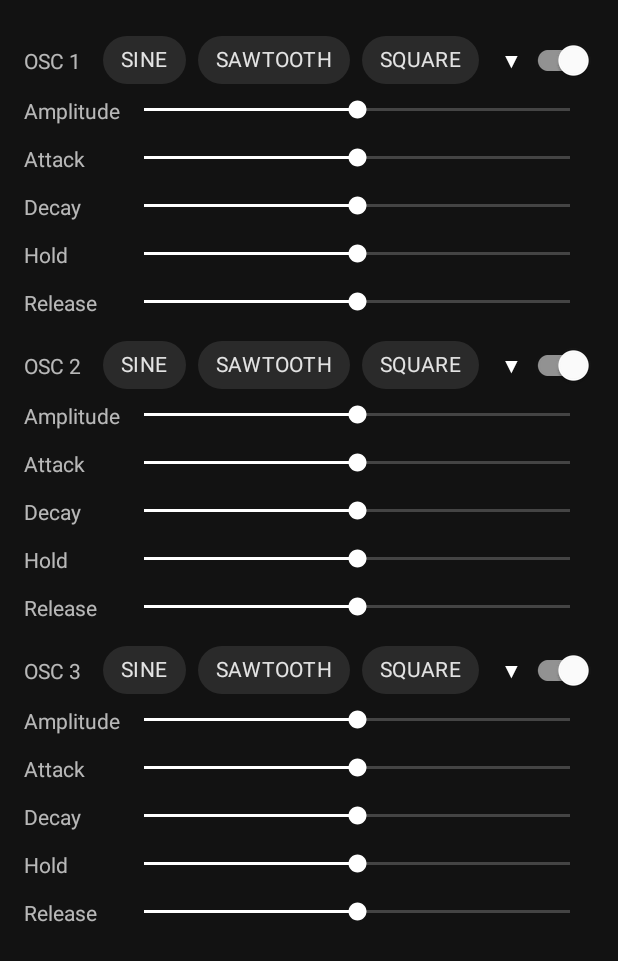
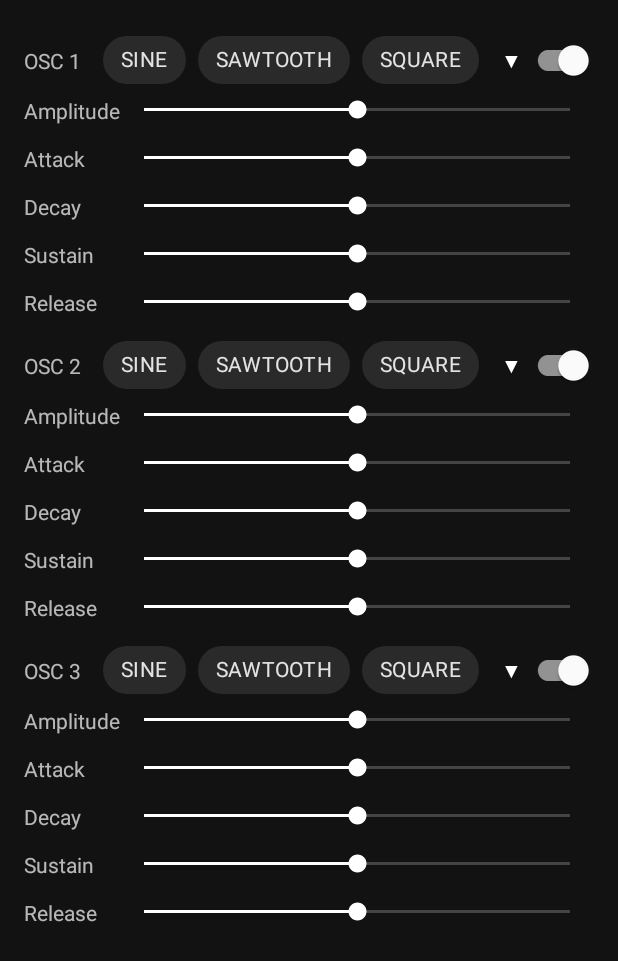
Before and after one commit to kplich/sensor-instrument, an Android app: the layout activity_main.xml on its own in the app's theme, with its tools: preview values and no code run, on a phone screen of 412 x 824 dp. Shown: the top 961 px of the screen. Run offline under Robolectric (Android 15) with nearby library versions, the phone set to English and light mode, and no system bars.

Commit message:
fix: change hold to sustain

```diff
--- a/app/src/main/res/layout/activity_main.xml
+++ b/app/src/main/res/layout/activity_main.xml
@@ -43,15 +43,15 @@
                 android:progress="50"
                 app:layout_constraintEnd_toEndOf="parent"
                 app:layout_constraintStart_toEndOf="@+id/textAmplitude_1"
-                app:layout_constraintTop_toBottomOf="@+id/osc_1_hold" />
+                app:layout_constraintTop_toBottomOf="@+id/osc_1_sustain" />
 
             <TextView
-                android:id="@+id/textHold_1"
+                android:id="@+id/textSustain_1"
                 android:layout_width="wrap_content"
                 android:layout_height="wrap_content"
-                android:text="@string/hold"
+                android:text="@string/sustain"
                 app:layout_constraintStart_toStartOf="parent"
-                app:layout_constraintTop_toTopOf="@+id/osc_1_hold" />
+                app:layout_constraintTop_toTopOf="@+id/osc_1_sustain" />
 
             <TextView
                 android:id="@+id/textRelease_1"
@@ -62,7 +62,7 @@
                 app:layout_constraintTop_toTopOf="@+id/osc_1_release" />
 
             <SeekBar
-                android:id="@+id/osc_1_hold"
+                android:id="@+id/osc_1_sustain"
                 android:layout_width="0dp"
                 android:layout_height="wrap_content"
                 android:layout_marginTop="14dp"
@@ -203,15 +203,15 @@
                 android:progress="50"
                 app:layout_constraintEnd_toEndOf="parent"
                 app:layout_constraintStart_toEndOf="@+id/textAmplitude_2"
-                app:layout_constraintTop_toBottomOf="@+id/osc_2_hold" />
+                app:layout_constraintTop_toBottomOf="@+id/osc_2_sustain" />
 
             <TextView
-                android:id="@+id/textHold_2"
+                android:id="@+id/textSustain_2"
                 android:layout_width="wrap_content"
                 android:layout_height="18dp"
-                android:text="@string/hold"
+                android:text="@string/sustain"
                 app:layout_constraintStart_toStartOf="parent"
-                app:layout_constraintTop_toTopOf="@+id/osc_2_hold" />
+                app:layout_constraintTop_toTopOf="@+id/osc_2_sustain" />
 
             <TextView
                 android:id="@+id/textRelease_2"
@@ -222,7 +222,7 @@
                 app:layout_constraintTop_toTopOf="@+id/osc_2_release" />
 
             <SeekBar
-                android:id="@+id/osc_2_hold"
+                android:id="@+id/osc_2_sustain"
                 android:layout_width="0dp"
                 android:layout_height="wrap_content"
                 android:layout_marginTop="14dp"
@@ -361,15 +361,15 @@
                 android:progress="50"
                 app:layout_constraintEnd_toEndOf="parent"
                 app:layout_constraintStart_toEndOf="@+id/textAmplitude_3"
-                app:layout_constraintTop_toBottomOf="@+id/osc_3_hold" />
+                app:layout_constraintTop_toBottomOf="@+id/osc_3_sustain" />
 
             <TextView
-                android:id="@+id/textHold_3"
+                android:id="@+id/textSustain_3"
                 android:layout_width="wrap_content"
                 android:layout_height="18dp"
-                android:text="@string/hold"
+                android:text="@string/sustain"
                 app:layout_constraintStart_toStartOf="parent"
-                app:layout_constraintTop_toTopOf="@+id/osc_3_hold" />
+                app:layout_constraintTop_toTopOf="@+id/osc_3_sustain" />
 
             <TextView
                 android:id="@+id/textRelease_3"
@@ -380,7 +380,7 @@
                 app:layout_constraintTop_toTopOf="@+id/osc_3_release" />
 
             <SeekBar
-                android:id="@+id/osc_3_hold"
+                android:id="@+id/osc_3_sustain"
                 android:layout_width="0dp"
                 android:layout_height="wrap_content"
                 android:layout_marginTop="14dp"
--- a/app/src/main/res/values/strings.xml
+++ b/app/src/main/res/values/strings.xml
@@ -15,6 +15,6 @@
     <string name="amplitude">Amplitude</string>
     <string name="decay">Decay</string>
     <string name="release">Release</string>
-    <string name="hold">Hold</string>
+    <string name="sustain">Sustain</string>
     <string name="arrow_down">▼</string>
 </resources>
```
Also changed, not shown: app/src/main/java/com/example/sensorinstrument/instruments/TripleOscSynthesizer.kt (+6 -6 lines), app/src/main/java/com/example/sensorinstrument/mainActivity/MainActivity.kt (+8 -9 lines).
